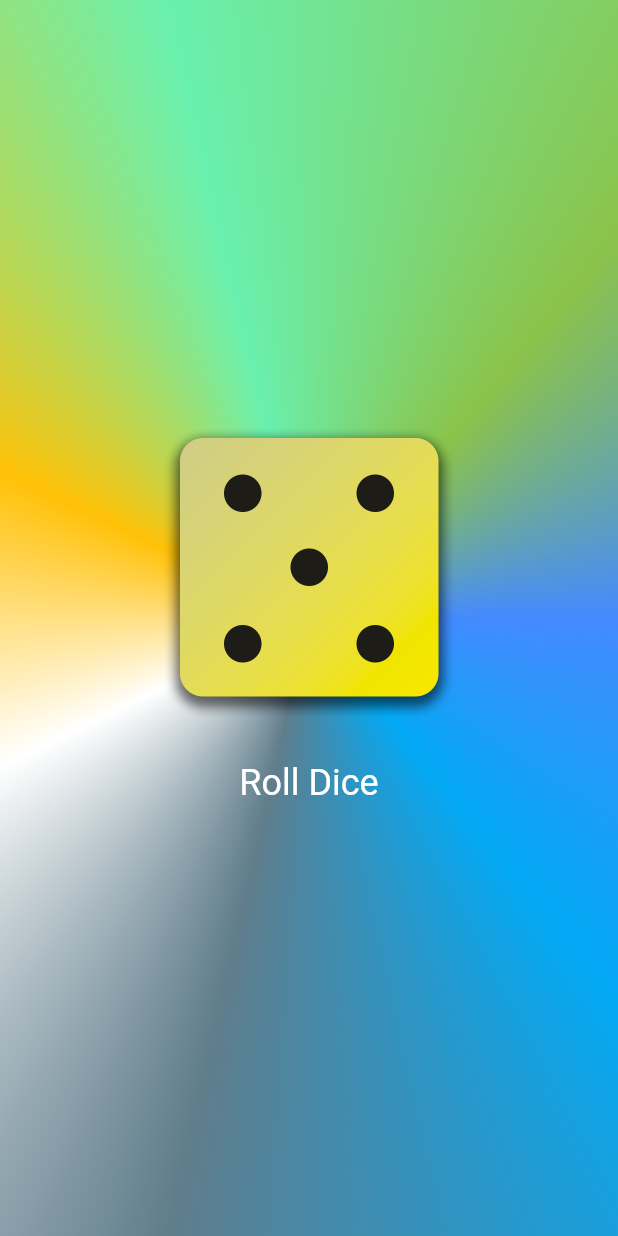
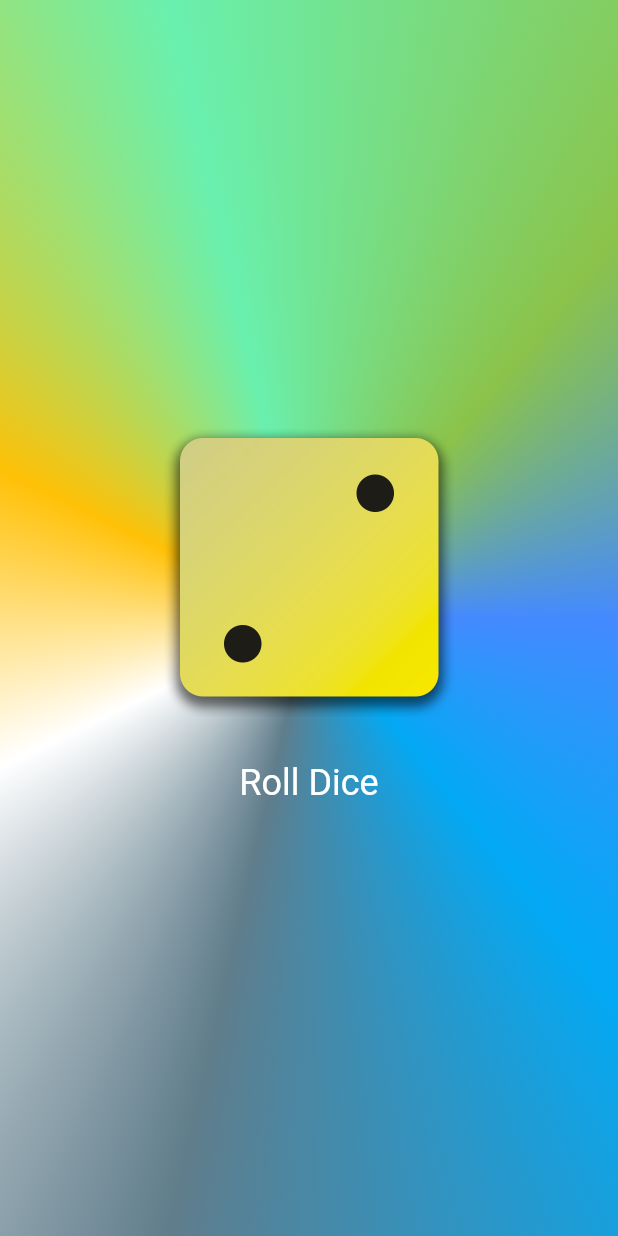
Before and after one commit to hemanth-bavirisetty/Dice_App, a Flutter app: the screen it shows after launch, after a tap on "Roll Dice", on a phone screen of 412 x 824 dp. Run offline on Flutter 3.47's test engine with Material 3 defaults, Android fonts, the phone set to English and light mode, and no system bars.

```diff
--- /dev/null
+++ b/lib/dice_roller.dart
@@ -0,0 +1,46 @@
+import 'package:flutter/material.dart';
+
+class DiceRoller extends StatefulWidget {
+  const DiceRoller({super.key});
+  @override
+  State<DiceRoller> createState() {
+    return _DiceRollerState();
+  }
+}
+
+class _DiceRollerState extends State<DiceRoller> {
+
+  var activeDice = 'assets/images/dice-5.png';
+
+  void rollDice() {
+    setState(() {
+    activeDice = 'assets/images/dice-2.png';
+    });
+
+  }
+
+  @override
+  Widget build(context) {
+    return Column(
+      mainAxisSize: MainAxisSize.min,
+      children: [
+        Image.asset(
+          activeDice,
+          width: 200,
+        ),
+        const SizedBox(
+          height: 20,
+        ),
+        TextButton(
+          onPressed: rollDice,
+          style: TextButton.styleFrom(
+              foregroundColor: Colors.white,
+              textStyle: const TextStyle(
+                fontSize: 24,
+              )),
+          child: const Text('Roll Dice'),
+        ),
+      ],
+    );
+  }
+}
--- a/lib/gradient_container.dart
+++ b/lib/gradient_container.dart
@@ -1,15 +1,8 @@
+import 'package:dice_app/dice_roller.dart';
 import 'package:flutter/material.dart';
 
 class GradientContainer extends StatelessWidget {
-  GradientContainer({super.key});
-
-  var activeDice = 'assets/images/dice-5.png';
-
-  void rollDice() {
-    //stmts...
-    activeDice = 'assets/images/dice-2.png';
-    print("changing image");
-  }
+  const GradientContainer({super.key});
 
   @override
   Widget build(context) {
@@ -28,28 +21,8 @@ class GradientContainer extends StatelessWidget {
           ],
         ),
       ),
-      child: Center(
-        child: Column(
-          mainAxisSize: MainAxisSize.min, //
-          children: [
-            Image.asset(
-              activeDice,
-              width: 200,
-            ),
-            const SizedBox(
-              height: 20,
-            ),
-            TextButton(
-              onPressed: rollDice,
-              style: TextButton.styleFrom(
-                  foregroundColor: Colors.white,
-                  textStyle: const TextStyle(
-                    fontSize: 24,
-                  )),
-              child: const Text('Roll Dice'),
-            ),
-          ],
-        ),
+      child: const Center(
+        child: DiceRoller(),
       ),
     );
   }
```
